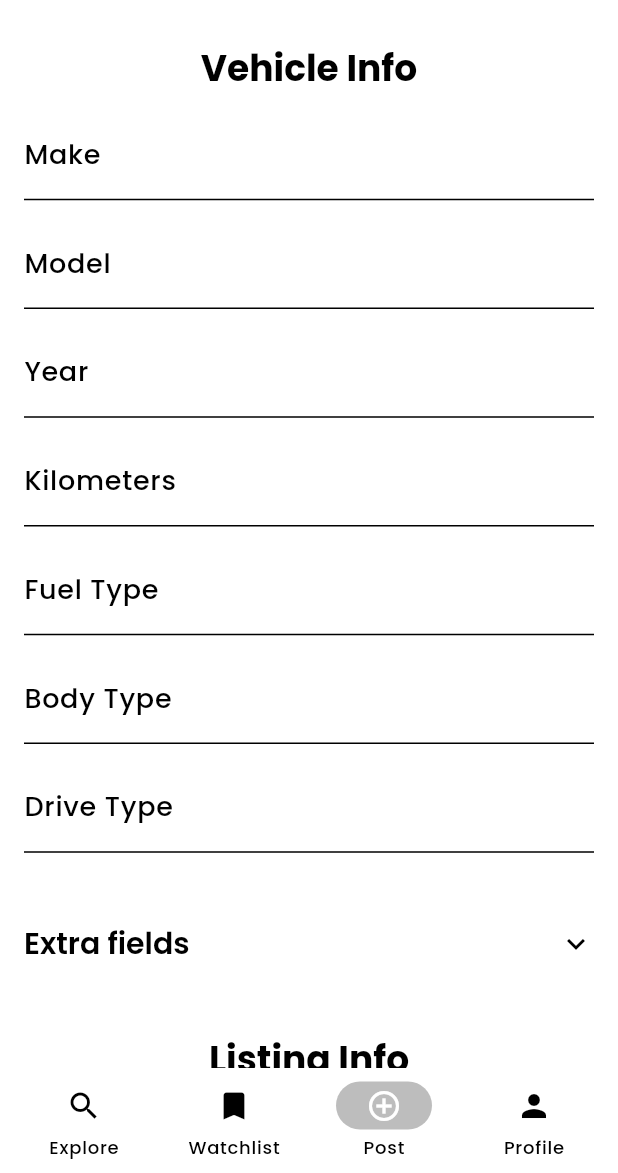
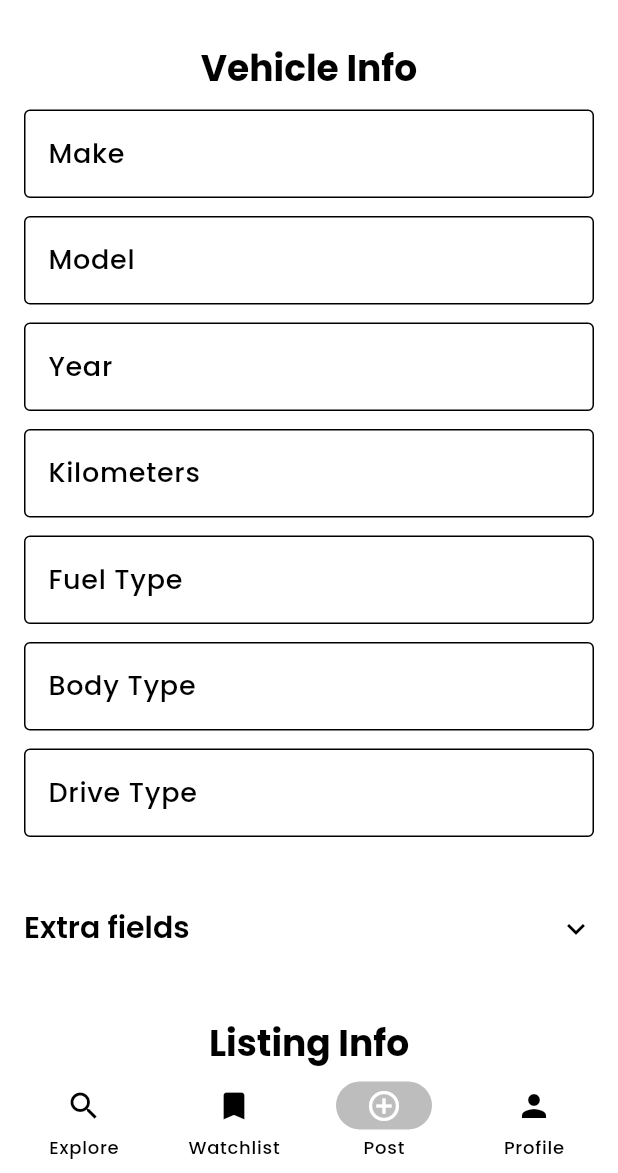
Before and after one commit to joengelena/aurae-beauty-app, a Flutter app: the screen it shows after launch, item 3 of the bottom bar chosen, on a phone screen of 412 x 824 dp, the part 63-1236 px from its top. Run offline on Flutter 3.47's test engine with Material 3 defaults, Android fonts, the phone set to English and light mode, and no system bars; our stand-ins replace flutter_secure_storage, go_router, image_picker, smooth_page_indicator; network calls fail.

Commit message:
Update to have outlines instead of just an underline for form fields in the post listing page

```diff
--- a/lib/presentation/widgets/post_listing/date_form_field.dart
+++ b/lib/presentation/widgets/post_listing/date_form_field.dart
@@ -49,6 +49,7 @@ class _DateFormFieldState extends State<DateFormField> {
       decoration: InputDecoration(
         labelText: widget.labelText,
         suffixIcon: const Icon(Icons.calendar_today),
+        border: OutlineInputBorder(),
       ),
       validator:
           widget.isRequired
--- a/lib/presentation/widgets/post_listing/number_form_field.dart
+++ b/lib/presentation/widgets/post_listing/number_form_field.dart
@@ -22,7 +22,10 @@ class NumberFormField extends StatelessWidget {
     return TextFormField(
       inputFormatters: [FilteringTextInputFormatter.digitsOnly],
       keyboardType: TextInputType.number,
-      decoration: InputDecoration(labelText: labelText),
+      decoration: InputDecoration(
+        labelText: labelText,
+        border: OutlineInputBorder(),
+      ),
       validator:
           isRequired
               ? (val) {
--- a/lib/presentation/widgets/post_listing/string_form_field.dart
+++ b/lib/presentation/widgets/post_listing/string_form_field.dart
@@ -19,7 +19,10 @@ class StringFormField extends StatelessWidget {
     final provider = context.read<PostListingProvider>();
 
     return TextFormField(
-      decoration: InputDecoration(labelText: labelText),
+      decoration: InputDecoration(
+        labelText: labelText,
+        border: OutlineInputBorder(),
+      ),
       validator:
           isRequired
               ? (val) {
```
